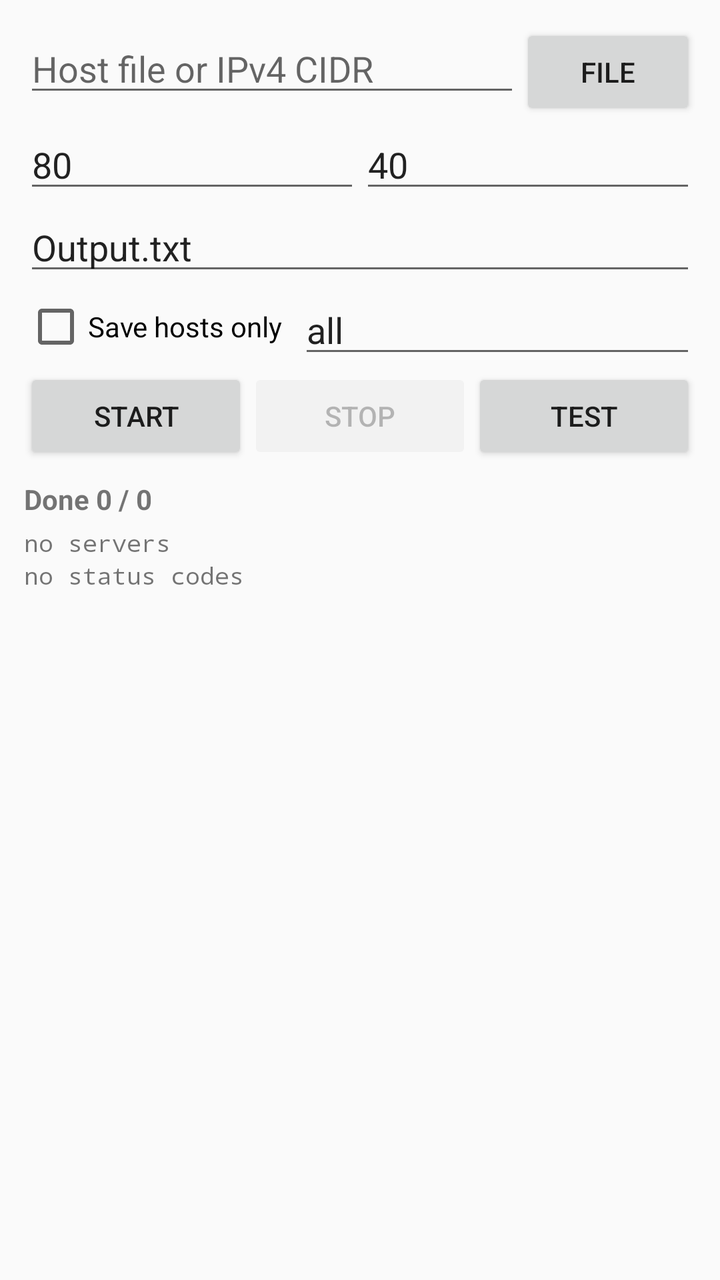
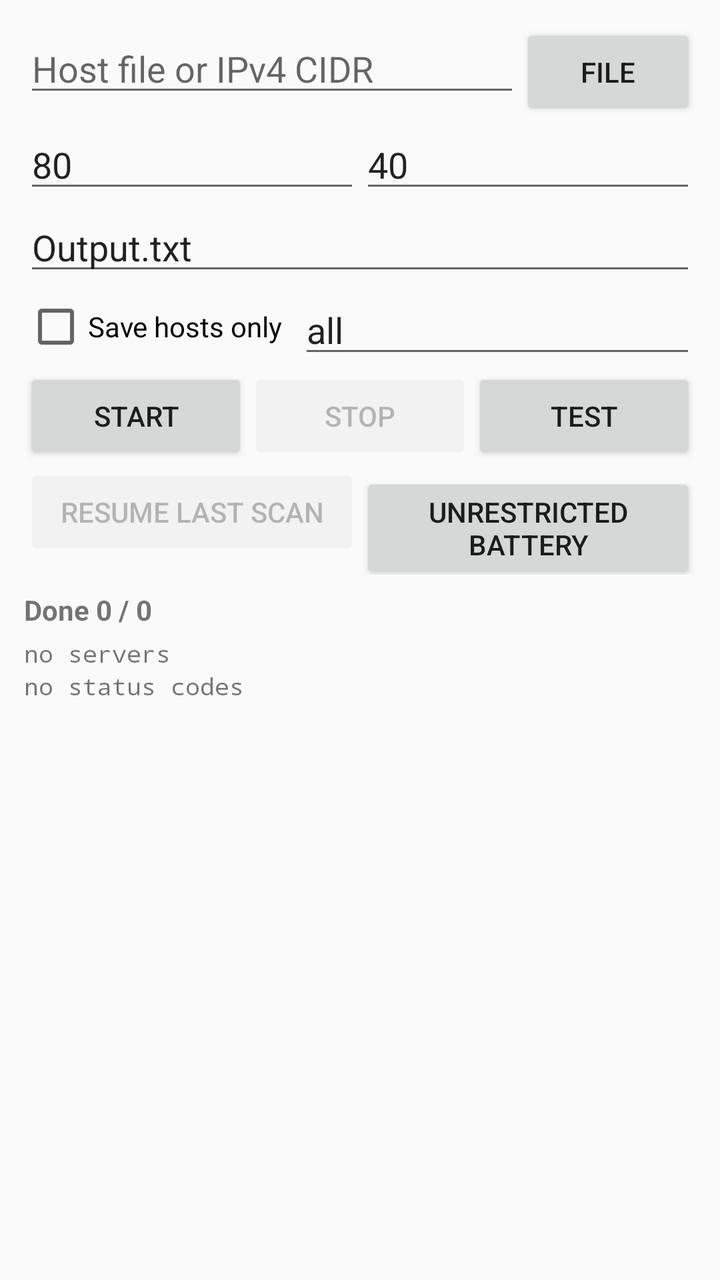

Before-and-after screenshots of an Android layout around one commit, followed by the original layout XML and the change that was made.
<!-- AndroidManifest.xml: application theme android:Theme.Material.Light.NoActionBar -->
<!-- res/layout/activity_main.xml -->
<?xml version="1.0" encoding="utf-8"?>
<LinearLayout xmlns:android="http://schemas.android.com/apk/res/android"
    android:layout_width="match_parent"
    android:layout_height="match_parent"
    android:orientation="vertical"
    android:padding="12dp">

    <LinearLayout
        android:layout_width="match_parent"
        android:layout_height="wrap_content"
        android:orientation="horizontal">
        <EditText
            android:id="@+id/inputText"
            android:layout_width="0dp"
            android:layout_height="wrap_content"
            android:layout_weight="1"
            android:hint="Host file or IPv4 CIDR"
            android:inputType="textUri"
            android:singleLine="true" />
        <Button
            android:id="@+id/chooseFile"
            android:layout_width="wrap_content"
            android:layout_height="wrap_content"
            android:text="File" />
    </LinearLayout>

    <LinearLayout
        android:layout_width="match_parent"
        android:layout_height="wrap_content"
        android:orientation="horizontal">
        <EditText
            android:id="@+id/ports"
            android:layout_width="0dp"
            android:layout_height="wrap_content"
            android:layout_weight="1"
            android:hint="Ports"
            android:text="80"
            android:inputType="text" />
        <EditText
            android:id="@+id/threads"
            android:layout_width="0dp"
            android:layout_height="wrap_content"
            android:layout_weight="1"
            android:hint="Threads"
            android:text="40"
            android:inputType="number" />
    </LinearLayout>

    <EditText
        android:id="@+id/outputName"
        android:layout_width="match_parent"
        android:layout_height="wrap_content"
        android:hint="Output name"
        android:text="Output.txt"
        android:inputType="text"
        android:singleLine="true" />

    <LinearLayout
        android:layout_width="match_parent"
        android:layout_height="wrap_content"
        android:orientation="horizontal"
        android:gravity="center_vertical">
        <CheckBox
            android:id="@+id/saveHostsOnly"
            android:layout_width="wrap_content"
            android:layout_height="wrap_content"
            android:text="Save hosts only" />
        <EditText
            android:id="@+id/saveServer"
            android:layout_width="0dp"
            android:layout_height="wrap_content"
            android:layout_weight="1"
            android:layout_marginStart="8dp"
            android:hint="Save only server (all)"
            android:inputType="text"
            android:singleLine="true"
            android:text="all" />
    </LinearLayout>

    <LinearLayout
        android:layout_width="match_parent"
        android:layout_height="wrap_content"
        android:orientation="horizontal">
        <Button
            android:id="@+id/start"
            android:layout_width="0dp"
            android:layout_height="wrap_content"
            android:layout_weight="1"
            android:text="Start" />
        <Button
            android:id="@+id/stop"
            android:layout_width="0dp"
            android:layout_height="wrap_content"
            android:layout_weight="1"
            android:enabled="false"
            android:text="Stop" />
        <Button
            android:id="@+id/test"
            android:layout_width="0dp"
            android:layout_height="wrap_content"
            android:layout_weight="1"
            android:text="Test" />
    </LinearLayout>

    <TextView
        android:id="@+id/progress"
        android:layout_width="match_parent"
        android:layout_height="wrap_content"
        android:paddingTop="8dp"
        android:text="Done 0 / 0"
        android:textStyle="bold" />

    <TextView
        android:id="@+id/serverSummary"
        android:layout_width="match_parent"
        android:layout_height="wrap_content"
        android:layout_marginTop="4dp"
        android:fontFamily="monospace"
        android:textSize="12sp"
        android:text="no servers" />

    <TextView
        android:id="@+id/statusSummary"
        android:layout_width="match_parent"
        android:layout_height="wrap_content"
        android:fontFamily="monospace"
        android:textSize="12sp"
        android:text="no status codes" />
</LinearLayout>
<!-- resources referenced by this layout -->
<resources>

</resources>

<!-- the commit's change to res/layout/activity_main.xml (unified diff, before → after) -->
@@ -102,6 +102,25 @@
             android:text="Test" />
     </LinearLayout>
 
+    <LinearLayout
+        android:layout_width="match_parent"
+        android:layout_height="wrap_content"
+        android:orientation="horizontal">
+        <Button
+            android:id="@+id/resume"
+            android:layout_width="0dp"
+            android:layout_height="wrap_content"
+            android:layout_weight="1"
+            android:enabled="false"
+            android:text="Resume last scan" />
+        <Button
+            android:id="@+id/battery"
+            android:layout_width="0dp"
+            android:layout_height="wrap_content"
+            android:layout_weight="1"
+            android:text="Unrestricted battery" />
+    </LinearLayout>
+
     <TextView
         android:id="@+id/progress"
         android:layout_width="match_parent"
